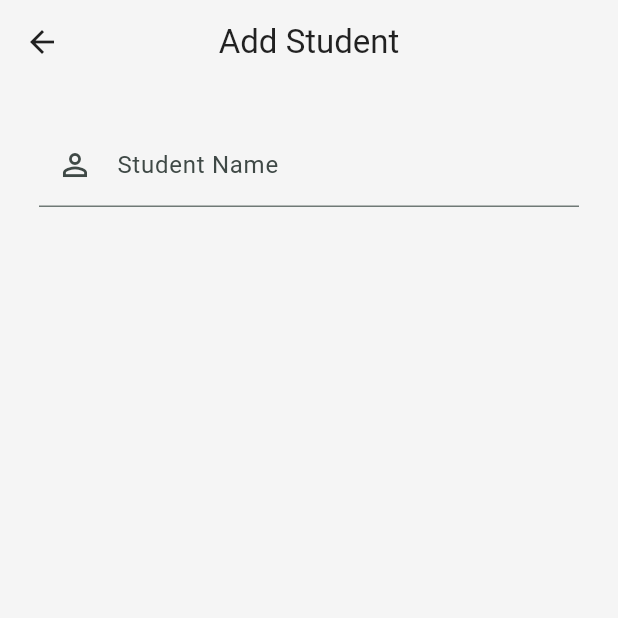
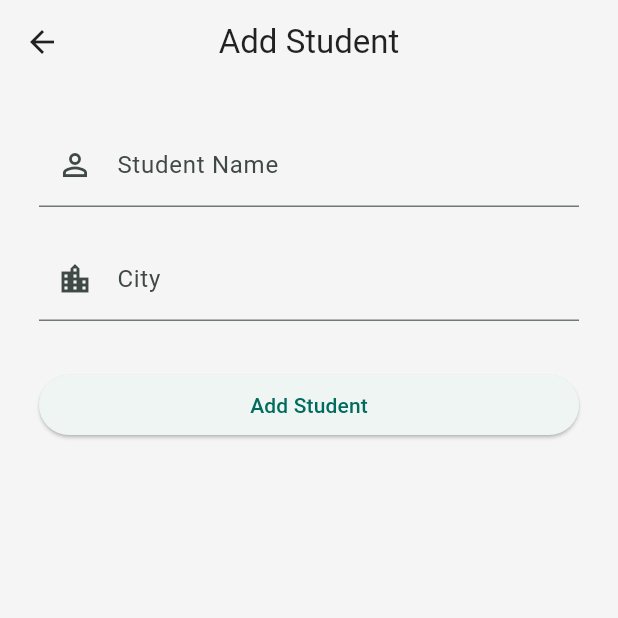
Before and after one commit to Amir-Hossein-Azimi/student_list, a Flutter app: the UserEditScreen screen opened directly, on a phone screen of 412 x 824 dp, the top half of it. Run offline on Flutter 3.47's test engine with Material 3 defaults, Android fonts, the phone set to English and light mode, and no system bars; our stand-ins replace dio; network calls fail.

Commit message:
finish UI design of user_edit_screen.dart

```diff
--- a/lib/screens/user_edit_screen.dart
+++ b/lib/screens/user_edit_screen.dart
@@ -13,6 +13,9 @@ class _UserEditScreenState extends State<UserEditScreen> {
   final GlobalKey<FormState> formKey = GlobalKey<FormState>();
   final TextEditingController nameController = TextEditingController();
   final TextEditingController cityController = TextEditingController();
+  bool isLoading = false;
+
+  saveUser() {}
 
   @override
   Widget build(BuildContext context) {
@@ -42,6 +45,40 @@ class _UserEditScreenState extends State<UserEditScreen> {
                   },
                   textInputAction: TextInputAction.next,
                 ),
+                const SizedBox(height: 20),
+                TextFormField(
+                  controller: cityController,
+                  decoration: const InputDecoration(
+                    labelText: 'City',
+                    prefixIcon: Icon(Icons.location_city_outlined),
+                  ),
+                  validator: (value) {
+                    if (value == null || value.trim().isEmpty) {
+                      return 'please enter a city';
+                    }
+                    return null;
+                  },
+                  textInputAction: TextInputAction.done,
+                  onFieldSubmitted: (_) => saveUser(),
+                ),
+                const SizedBox(height: 32),
+                ElevatedButton(
+                  onPressed: isLoading ? null : saveUser,
+                  child: isLoading
+                      ? const SizedBox(
+                          height: 24,
+                          width: 24,
+                          child: CircularProgressIndicator(
+                            strokeWidth: 3,
+                            color: Colors.white,
+                          ),
+                        )
+                      : Text(
+                          widget.user == null
+                              ? 'Add Student'
+                              : 'Update Information',
+                        ),
+                ),
               ],
             ),
           ),
```
